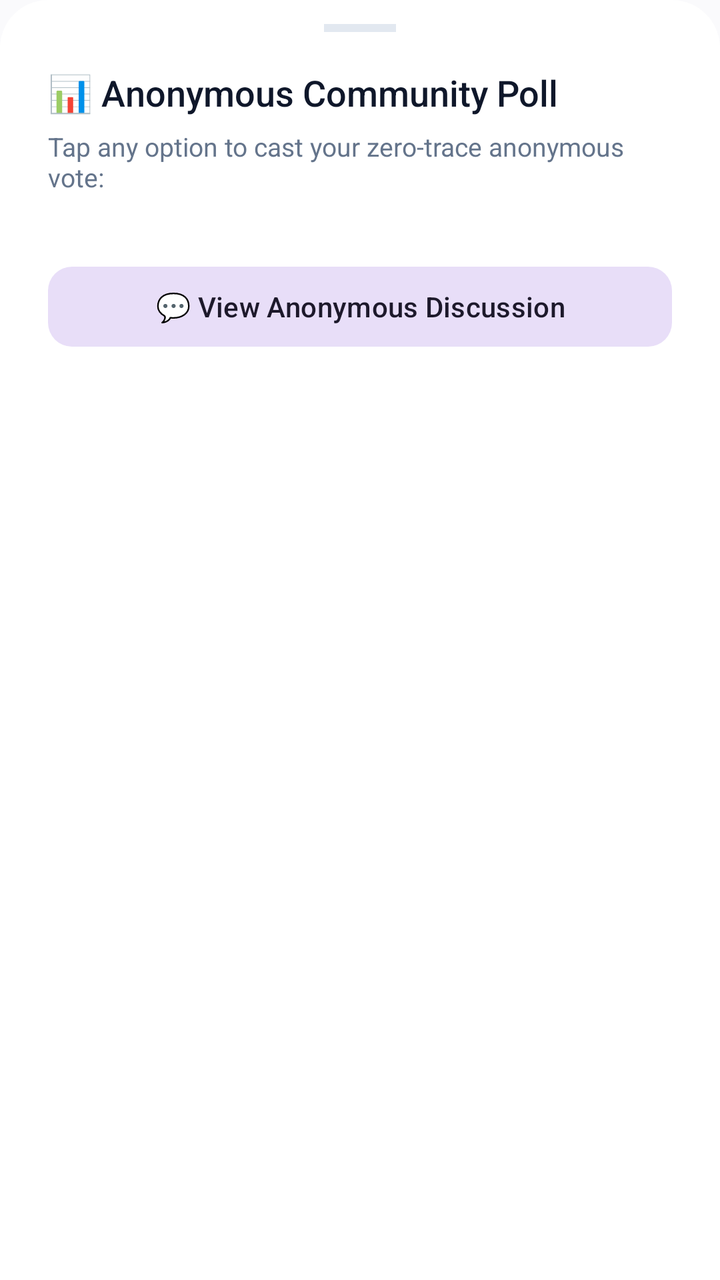
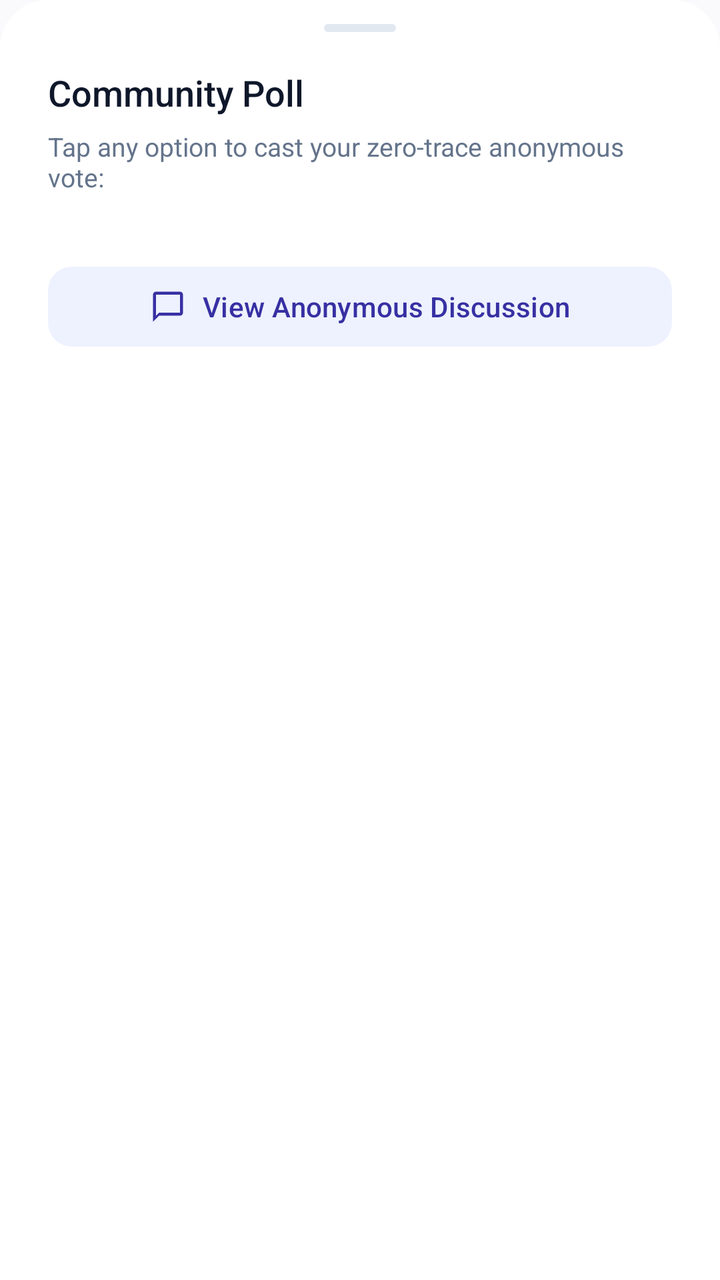

Before-and-after screenshots of an Android layout around one commit, followed by the original layout XML and the change that was made.
<!-- AndroidManifest.xml: application theme Theme.VEIL -->
<!-- res/layout/dialog_poll_vote_sheet.xml -->
<?xml version="1.0" encoding="utf-8"?>
<LinearLayout xmlns:android="http://schemas.android.com/apk/res/android"
    xmlns:app="http://schemas.android.com/apk/res-auto"
    android:layout_width="match_parent"
    android:layout_height="wrap_content"
    android:orientation="vertical"
    android:background="@drawable/bottom_sheet_background"
    android:paddingStart="24dp"
    android:paddingEnd="24dp"
    android:paddingTop="12dp"
    android:paddingBottom="28dp">

    
    <View
        android:layout_width="36dp"
        android:layout_height="4dp"
        android:background="@color/colorOutline"
        android:layout_gravity="center_horizontal"
        android:layout_marginBottom="18dp" />

    <TextView
        android:id="@+id/tvPollSheetTitle"
        android:layout_width="wrap_content"
        android:layout_height="wrap_content"
        android:text="📊 Anonymous Community Poll"
        android:textColor="@color/textPrimary"
        android:textSize="18sp"
        android:fontFamily="sans-serif-medium"
        android:layout_marginBottom="6dp" />

    <TextView
        android:id="@+id/tvPollSheetSubtitle"
        android:layout_width="wrap_content"
        android:layout_height="wrap_content"
        android:text="Tap any option to cast your zero-trace anonymous vote:"
        android:textColor="@color/textSecondary"
        android:textSize="13sp"
        android:layout_marginBottom="16dp" />

    
    <LinearLayout
        android:id="@+id/pollOptionsContainer"
        android:layout_width="match_parent"
        android:layout_height="wrap_content"
        android:orientation="vertical"
        android:layout_marginBottom="16dp" />

    <com.google.android.material.button.MaterialButton
        android:id="@+id/btnOpenComments"
        style="@style/Widget.Material3.Button.TonalButton"
        android:layout_width="match_parent"
        android:layout_height="48dp"
        android:text="💬 View Anonymous Discussion"
        app:cornerRadius="12dp" />

</LinearLayout>
<!-- resources referenced by this layout -->
<resources>
  <color name="textPrimary">#0F172A</color>
  <style name="Base.Theme.VEIL" parent="Theme.Material3.DayNight.NoActionBar">
          <item name="android:statusBarColor">@android:color/transparent</item>
          <item name="android:navigationBarColor">@android:color/transparent</item>
          <item name="android:windowLightStatusBar" tools:targetApi="m">true</item>
          <item name="colorPrimary">@color/colorPrimary</item>
          <item name="colorOnPrimary">@color/colorOnPrimary</item>
          <item name="colorPrimaryContainer">@color/colorPrimaryContainer</item>
          <item name="colorOnPrimaryContainer">@color/colorOnPrimaryContainer</item>
          <item name="colorSurface">@color/colorSurface</item>
          <item name="colorSurfaceVariant">@color/colorSurfaceVariant</item>
          <item name="colorOutline">@color/colorOutline</item>
          <item name="android:colorBackground">@color/colorBackground</item>
          <item name="bottomSheetDialogTheme">@style/ModernBottomSheetDialogTheme</item>
      </style>
  <!-- unchanged entries left out for length: 13 -->
</resources>

<!-- the commit's change to res/layout/dialog_poll_vote_sheet.xml (unified diff, before → after) -->
@@ -14,7 +14,7 @@
     <View
         android:layout_width="36dp"
         android:layout_height="4dp"
-        android:background="@color/colorOutline"
+        android:background="@drawable/bg_persona_drag_handle"
         android:layout_gravity="center_horizontal"
         android:layout_marginBottom="18dp" />
 
@@ -22,7 +22,7 @@
         android:id="@+id/tvPollSheetTitle"
         android:layout_width="wrap_content"
         android:layout_height="wrap_content"
-        android:text="📊 Anonymous Community Poll"
+        android:text="Community Poll"
         android:textColor="@color/textPrimary"
         android:textSize="18sp"
         android:fontFamily="sans-serif-medium"
@@ -50,7 +50,9 @@
         style="@style/Widget.Material3.Button.TonalButton"
         android:layout_width="match_parent"
         android:layout_height="48dp"
-        android:text="💬 View Anonymous Discussion"
+        android:text="View Anonymous Discussion"
+        app:icon="@drawable/ic_comment"
+        app:iconGravity="textStart"
         app:cornerRadius="12dp" />
 
 </LinearLayout>
<!-- resource entries referenced after the edit -->
@@ -1,6 +1,23 @@
 <!-- resources referenced by this layout -->
 <resources>
   <color name="textPrimary">#0F172A</color>
+  <!-- drawable bg_persona_drag_handle (drawable) -->
+  <?xml version="1.0" encoding="utf-8"?>
+  <shape xmlns:android="http://schemas.android.com/apk/res/android"
+      android:shape="rectangle">
+      <solid android:color="@color/colorOutline" />
+      <corners android:radius="2dp" />
+  </shape>
+  <!-- drawable ic_comment (drawable) -->
+  <vector xmlns:android="http://schemas.android.com/apk/res/android"
+      android:width="24dp"
+      android:height="24dp"
+      android:viewportWidth="24"
+      android:viewportHeight="24">
+    <path
+        android:fillColor="@color/colorPrimary"
+        android:pathData="M20,2L4,2c-1.1,0 -2,0.9 -2,2v18l4,-4h14c1.1,0 2,-0.9 2,-2L22,4c0,-1.1 -0.9,-2 -2,-2zM20,16L6,16l-2,2L4,4h16v12z"/>
+  </vector>
   <style name="Base.Theme.VEIL" parent="Theme.Material3.DayNight.NoActionBar">
           <item name="android:statusBarColor">@android:color/transparent</item>
           <item name="android:navigationBarColor">@android:color/transparent</item>
@@ -9,12 +26,46 @@
           <item name="colorOnPrimary">@color/colorOnPrimary</item>
           <item name="colorPrimaryContainer">@color/colorPrimaryContainer</item>
           <item name="colorOnPrimaryContainer">@color/colorOnPrimaryContainer</item>
+          <item name="colorSecondary">@color/colorSecondary</item>
+          <item name="colorOnSecondary">@color/colorOnSecondary</item>
+          <item name="colorSecondaryContainer">@color/colorSecondaryContainer</item>
+          <item name="colorOnSecondaryContainer">@color/colorOnSecondaryContainer</item>
+          <item name="colorTertiary">@color/colorTertiary</item>
+          <item name="colorOnTertiary">@color/colorOnTertiary</item>
+          <item name="colorTertiaryContainer">@color/colorTertiaryContainer</item>
+          <item name="colorOnTertiaryContainer">@color/colorOnTertiaryContainer</item>
           <item name="colorSurface">@color/colorSurface</item>
+          <item name="colorOnSurface">@color/colorOnSurface</item>
           <item name="colorSurfaceVariant">@color/colorSurfaceVariant</item>
+          <item name="colorOnSurfaceVariant">@color/colorOnSurfaceVariant</item>
+          <item name="colorSurfaceDim">@color/colorSurfaceDim</item>
+          <item name="colorSurfaceBright">@color/colorSurfaceBright</item>
+          <item name="colorSurfaceContainerLowest">@color/colorSurfaceContainerLowest</item>
+          <item name="colorSurfaceContainerLow">@color/colorSurfaceContainerLow</item>
+          <item name="colorSurfaceContainer">@color/colorSurfaceContainer</item>
+          <item name="colorSurfaceContainerHigh">@color/colorSurfaceContainerHigh</item>
+          <item name="colorSurfaceContainerHighest">@color/colorSurfaceContainerHighest</item>
           <item name="colorOutline">@color/colorOutline</item>
           <item name="android:colorBackground">@color/colorBackground</item>
           <item name="bottomSheetDialogTheme">@style/ModernBottomSheetDialogTheme</item>
       </style>
+  <color name="colorSecondary">#0D9488</color>
+  <color name="colorOnSecondary">#FFFFFF</color>
+  <color name="colorSecondaryContainer">#EEF2FF</color>
+  <color name="colorOnSecondaryContainer">#3730A3</color>
+  <color name="colorTertiary">#06B6D4</color>
+  <color name="colorOnTertiary">#FFFFFF</color>
+  <color name="colorTertiaryContainer">#ECFEFF</color>
+  <color name="colorOnTertiaryContainer">#155E75</color>
+  <color name="colorOnSurface">#0F172A</color>
+  <color name="colorOnSurfaceVariant">#475569</color>
+  <color name="colorSurfaceDim">#E2E8F0</color>
+  <color name="colorSurfaceBright">#FFFFFF</color>
+  <color name="colorSurfaceContainerLowest">#FFFFFF</color>
+  <color name="colorSurfaceContainerLow">#F8FAFC</color>
+  <color name="colorSurfaceContainer">#F1F5F9</color>
+  <color name="colorSurfaceContainerHigh">#E2E8F0</color>
+  <color name="colorSurfaceContainerHighest">#CBD5E1</color>
   <!-- unchanged entries left out for length: 13 -->
 </resources>
 
